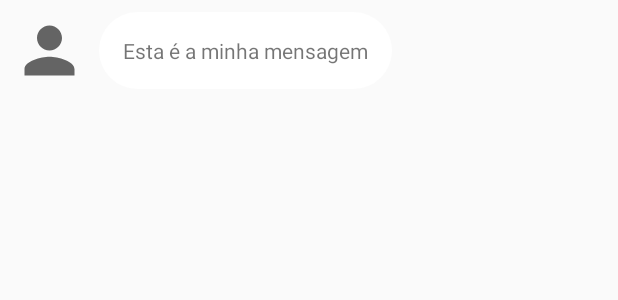
After one commit to Brunofgm7/HoqueiApp, an Android app: the layout chat_from_row.xml on its own in the app's theme, with its tools: preview values and no code run, on a phone screen of 412 x 824 dp. The commit adds this screen. Shown: the top 300 px of the screen. Run offline under Robolectric (Android 15) with nearby library versions, the phone set to English and light mode, and no system bars.

Commit message:
chat já implementado

```diff
--- a/app/src/main/java/com/example/apphoquei/AoVivoFragment.kt
+++ b/app/src/main/java/com/example/apphoquei/AoVivoFragment.kt
@@ -1,5 +1,6 @@
 package com.example.apphoquei
 
+import android.content.Intent
 import android.os.Bundle
 import android.view.*
 import android.widget.Toast
@@ -30,7 +31,8 @@ class AoVivoFragment : Fragment() {
 
         val id = item.itemId
         if (id == R.id.chat) {
-            Toast.makeText(activity, "CHATTTTTTTTT", Toast.LENGTH_SHORT).show()
+            val intent = Intent(activity, ChatActivity::class.java)
+            startActivity(intent)
             return true
         }
         return super.onOptionsItemSelected(item)
--- /dev/null
+++ b/app/src/main/java/com/example/apphoquei/ChatMessage.kt
@@ -0,0 +1,5 @@
+package com.example.apphoquei
+
+class ChatMessage(val id: String, val text: String, val fromId: String) {
+    constructor()  :this ("","","")
+}
--- a/app/src/main/java/com/example/apphoquei/MainActivity.kt
+++ b/app/src/main/java/com/example/apphoquei/MainActivity.kt
@@ -1,8 +1,6 @@
 package com.example.apphoquei
 
 import android.os.Bundle
-import android.os.Handler
-import android.os.Looper
 import android.view.View
 import android.widget.Toast
 import androidx.appcompat.app.AppCompatActivity
@@ -109,5 +107,4 @@ class MainActivity : AppCompatActivity() {
         backPressedTime = System.currentTimeMillis()
     }
 
-
 }
--- a/app/src/main/java/com/example/apphoquei/MudarPasswordFragment.kt
+++ b/app/src/main/java/com/example/apphoquei/MudarPasswordFragment.kt
@@ -51,7 +51,7 @@ class MudarPasswordFragment : Fragment() {
                         activity?.finish();
                         this.startActivity(Intent(view?.context, MainActivity::class.java))
                     } else {
-                        Toast.makeText(activity, "ERRO: Palavra-passe não atualizada", Toast.LENGTH_LONG).show()
+                        Toast.makeText(activity, "ERRO: Palavra-passe não atualizada. Experimente sair da conta e entrar.", Toast.LENGTH_LONG).show()
                     }
                 }
             } else {
--- /dev/null
+++ b/app/src/main/res/drawable/imagem_chat.xml
@@ -0,0 +1,10 @@
+<vector xmlns:android="http://schemas.android.com/apk/res/android"
+    android:width="24dp"
+    android:height="24dp"
+    android:viewportWidth="24"
+    android:viewportHeight="24"
+    android:tint="?attr/colorControlNormal">
+  <path
+      android:fillColor="@android:color/white"
+      android:pathData="M12,12c2.21,0 4,-1.79 4,-4s-1.79,-4 -4,-4 -4,1.79 -4,4 1.79,4 4,4zM12,14c-2.67,0 -8,1.34 -8,4v2h16v-2c0,-2.66 -5.33,-4 -8,-4z"/>
+</vector>
--- /dev/null
+++ b/app/src/main/res/drawable/rounded_button_white.xml
@@ -0,0 +1,7 @@
+<?xml version="1.0" encoding="utf-8"?>
+<shape xmlns:android="http://schemas.android.com/apk/res/android">
+
+    <solid android:color="@android:color/white" />
+    <corners android:radius="50dp" />
+
+</shape>
--- /dev/null
+++ b/app/src/main/res/layout/chat_from_row.xml
@@ -0,0 +1,36 @@
+<?xml version="1.0" encoding="utf-8"?>
+<androidx.constraintlayout.widget.ConstraintLayout
+    xmlns:android="http://schemas.android.com/apk/res/android"
+    xmlns:app="http://schemas.android.com/apk/res-auto"
+    android:layout_width="match_parent"
+    android:layout_height="wrap_content">
+
+    <TextView
+        android:id="@+id/textView_from_row"
+        android:layout_width="wrap_content"
+        android:layout_height="wrap_content"
+        android:layout_marginStart="8dp"
+        android:layout_marginTop="8dp"
+        android:layout_marginBottom="8dp"
+        android:background="@drawable/rounded_button_white"
+        android:maxWidth="240dp"
+        android:padding="16dp"
+        android:text="@string/esta_a_minha_mensagem"
+        app:layout_constraintBottom_toBottomOf="parent"
+        app:layout_constraintStart_toEndOf="@+id/imageView"
+        app:layout_constraintTop_toTopOf="parent" />
+
+    <ImageView
+        android:id="@+id/imageView"
+        android:layout_width="50dp"
+        android:layout_height="50dp"
+        android:layout_marginStart="8dp"
+        android:contentDescription="@string/imagem_user_chat_from"
+        android:textAlignment="center"
+        app:layout_constraintBottom_toBottomOf="parent"
+        app:layout_constraintEnd_toStartOf="@+id/textView_from_row"
+        app:layout_constraintStart_toStartOf="parent"
+        app:layout_constraintTop_toTopOf="parent"
+        app:srcCompat="@drawable/imagem_chat"/>
+
+</androidx.constraintlayout.widget.ConstraintLayout>
--- a/app/src/main/res/layout/fragment_resultados.xml
+++ b/app/src/main/res/layout/fragment_resultados.xml
@@ -10,7 +10,6 @@
         android:layout_width="wrap_content"
         android:layout_height="wrap_content"
         android:layout_gravity="center_horizontal"
-
         android:layout_marginTop="10dp"
         android:textSize="25sp"
         android:textStyle="bold" />
--- a/app/src/main/res/values/colors.xml
+++ b/app/src/main/res/values/colors.xml
@@ -8,5 +8,6 @@
     <color name="black">#FF000000</color>
     <color name="white">#FFFFFFFF</color>
     <color name="blue">#0099ff</color>
+    <color name="gray">#9E9A99</color>
 
 </resources>
--- a/app/src/main/res/values/strings.xml
+++ b/app/src/main/res/values/strings.xml
@@ -38,11 +38,19 @@
     <string name="password_atual">Password atual:</string>
     <string name="mudar_password2">Mudar password</string>
     <string name="nova_password">Nova password:</string>
-    <string name="repetir_nova_password">Repetir<br/> nova password:</string>
+    <string name="repetir_nova_password">Repetir<br /> nova password:</string>
     <string name="inserir_password_atual">Inserir password atual</string>
     <string name="inserir_nova_password">Inserir nova password</string>
     <string name="guardar3">Guardar</string>
     <string name="repetir_nova_password2">Repetir nova password</string>
     <string name="nome3">Nome</string>
     <string name="nome2">Nome:</string>
+    <string name="enviar">Enviar</string>
+    <string name="inserir_mensagem">Inserir mensagem</string>
+    <string name="title_activity_chat">ChatActivity</string>
+    <string name="insira_mensagem">Insira mensagem</string>
+    <string name="enviar2">Enviar</string>
+    <string name="esta_a_minha_mensagem">Esta é a minha mensagem</string>
+    <string name="imagem_user_chat_from">imagem_user_chat_from</string>
+    <string name="esta_a_minha_mensagem2">Esta é a minha mensagem</string>
 </resources>
--- a/build.gradle
+++ b/build.gradle
@@ -8,7 +8,7 @@ buildscript {
     dependencies {
         classpath "com.android.tools.build:gradle:4.1.0"
         classpath "org.jetbrains.kotlin:kotlin-gradle-plugin:$kotlin_version"
-        classpath 'com.google.gms:google-services:4.3.3'
+        classpath 'com.google.gms:google-services:4.3.4'
 
         // NOTE: Do not place your application dependencies here; they belong
         // in the individual module build.gradle files
```
Also changed, not shown: app/build.gradle (+6 -2 lines), app/src/main/AndroidManifest.xml (+7 -0 lines), app/src/main/java/com/example/apphoquei/ChatActivity.kt (added, +123 -0 lines), app/src/main/java/com/example/apphoquei/MudarEmailFragment.kt (+7 -6 lines), app/src/main/java/com/example/apphoquei/ResultadosFragment.kt (+9 -5 lines), app/src/main/res/drawable/rounded_button_red.xml (added, +7 -0 lines), app/src/main/res/layout/activity_chat.xml (added, +61 -0 lines), app/src/main/res/layout/chat_to_row.xml (added, +23 -0 lines).
